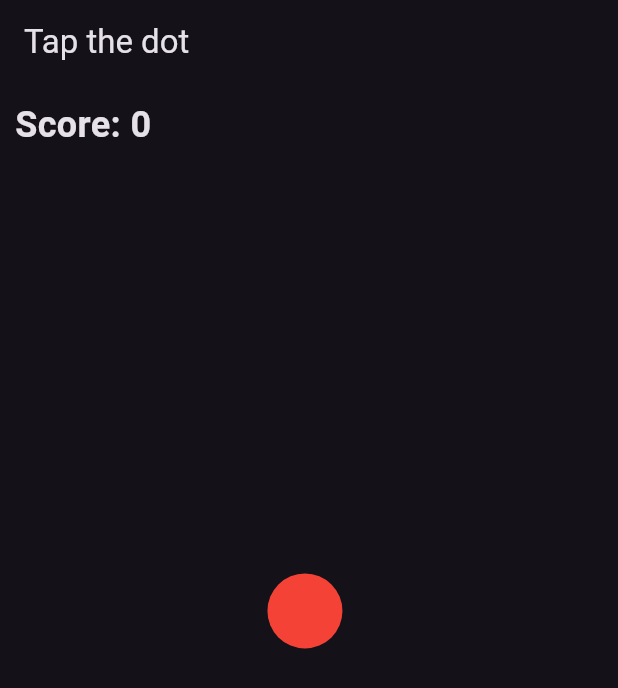
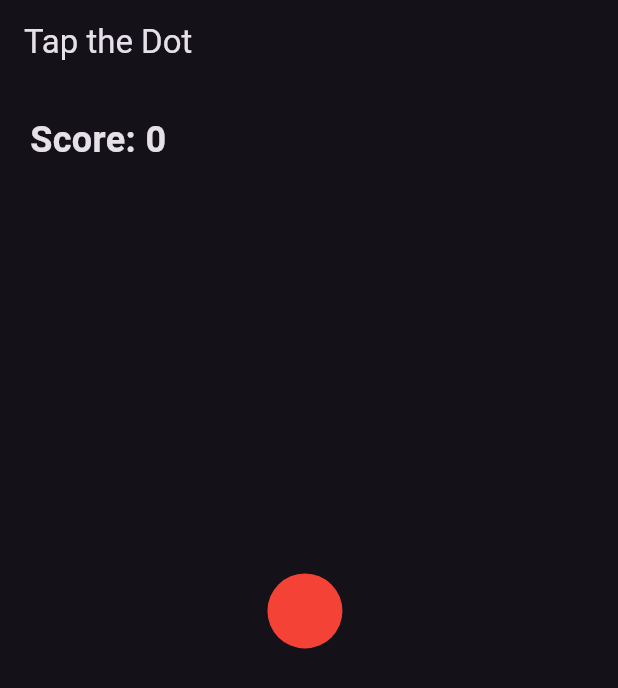
Before and after one commit to NavindaHewawickrama/dot_game, a Flutter app: the screen it shows after launch, after a tap on "Play Again", on a phone screen of 412 x 824 dp. Shown: the top 688 px of the screen. Run offline on Flutter 3.47's test engine with Material 3 defaults, Android fonts, the phone set to English and light mode, and no system bars.

Commit message:
corrected code

```diff
--- a/lib/main.dart
+++ b/lib/main.dart
@@ -2,11 +2,13 @@
 import 'dart:async';
 import 'dart:math';
 
-void main() => runApp(TapTheDotGame());
+void main() {
+  runApp(TapTheDotGame());
+}
 
 class TapTheDotGame extends StatelessWidget {
   @override
-  Widget build(BuildContext context){
+  Widget build(BuildContext context) {
     return MaterialApp(
       debugShowCheckedModeBanner: false,
       title: 'Tap the Dot',
@@ -35,27 +37,30 @@
     _startGame();
   }
 
-  void _startGame(){
+  void _startGame() {
     _resetTimer();
     _moveDot();
   }
 
-  void _resetTimer(){
+  void _resetTimer() {
     _timer?.cancel();
-    _timeLeft = max(2, 5 - (_score ~/ 5 )); // decrease time as score increases
+    _timeLeft = max(2, 5 - (_score ~/ 5)); // Decreases time as score increases
     _timer = Timer.periodic(Duration(seconds: _timeLeft), (timer) {
       _gameOver();
     });
   }
 
-  void _moveDot(){
-    setState((){
+  void _moveDot() {
+  WidgetsBinding.instance.addPostFrameCallback((_) {
+    setState(() {
       _xPos = _random.nextDouble() * (MediaQuery.of(context).size.width - 50);
       _yPos = _random.nextDouble() * (MediaQuery.of(context).size.height - 150);
     });
-  }
+  });
+}
 
-  void _inceraseScore(){
+
+  void _increaseScore() {
     setState(() {
       _score++;
     });
@@ -88,16 +93,16 @@
   }
 
   @override
-  Widget build(BuildContext context){
+  Widget build(BuildContext context) {
     return Scaffold(
-      appBar: AppBar(title: Text('Tap the dot'),),
+      appBar: AppBar(title: Text('Tap the Dot')),
       body: Stack(
         children: [
           Positioned(
             left: _xPos,
             top: _yPos,
             child: GestureDetector(
-              onTap: _inceraseScore,
+              onTap: _increaseScore,
               child: Container(
                 width: 50,
                 height: 50,
@@ -109,9 +114,12 @@
             ),
           ),
           Positioned(
-            left: 10,
-            top: 10,
-            child: Text('Score: $_score', style: TextStyle(fontSize: 24, fontWeight: FontWeight.bold),),
+            top: 20,
+            left: 20,
+            child: Text(
+              'Score: $_score',
+              style: TextStyle(fontSize: 24, fontWeight: FontWeight.bold),
+            ),
           ),
         ],
       ),
```
